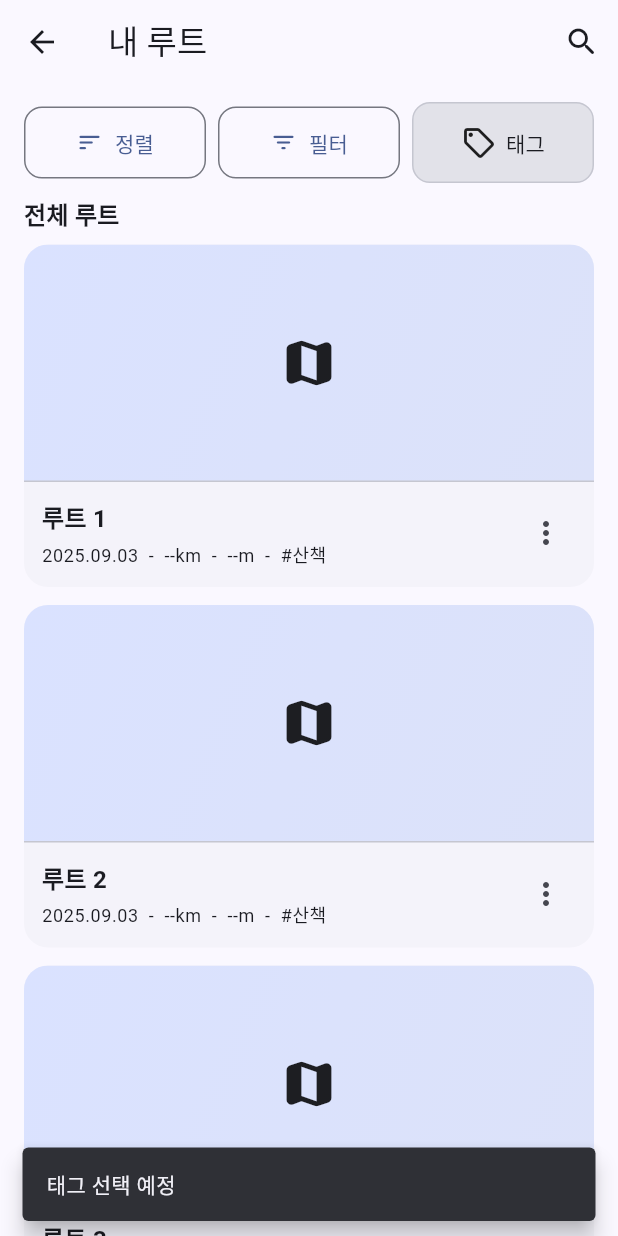
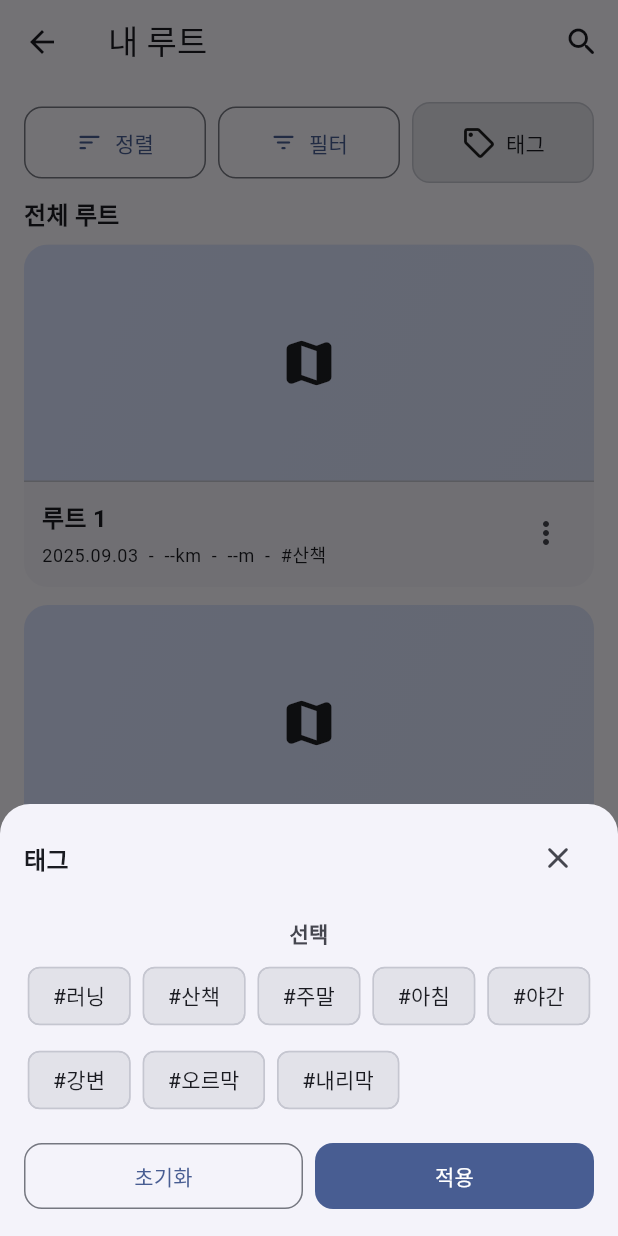
Before and after one commit to Leedoseo/RouteLog_project, a Flutter app: the RoutesListScreen screen opened directly, after a tap on "태그", on a phone screen of 412 x 824 dp. Run offline on Flutter 3.47's test engine with Material 3 defaults, Android fonts, the phone set to English and light mode, and no system bars.

Commit message:
route_filter_sheet 기능 분리(filter, sort, tag) - tag 부분 구현

```diff
--- /dev/null
+++ b/lib/features/routes/route_tag_sheet.dart
@@ -0,0 +1,102 @@
+import 'package:flutter/material.dart';
+import 'package:routelog_project/features/routes/widgets/tag_selector.dart';
+import 'package:routelog_project/features/routes/widgets/filter_section_title.dart';
+
+
+/// 태그 전용 바텀시트 (목업)
+Future<void> showRouteTagSheet(
+  BuildContext context, {
+List<String>? availableTags,
+Set<String>? initialSelectedTags,
+}) {
+  return showModalBottomSheet(
+    context: context,
+    useSafeArea: true,
+    isScrollControlled: true,
+    shape: const RoundedRectangleBorder(
+      borderRadius: BorderRadius.vertical(top: Radius.circular(20)),
+    ),
+    builder: (sheetCtx) {
+      final tags = availableTags ??
+          const ["러닝", "산책", "주말", "아침", "야간", "강변", "오르막", "내리막"];
+
+      final selected = {...(initialSelectedTags ?? const <String>{})};
+
+      void snack(String m) => ScaffoldMessenger.of(sheetCtx).showSnackBar(SnackBar(content: Text(m)));
+
+      return StatefulBuilder(
+        builder: (ctx, setState) {
+          final bottom = MediaQuery.of(ctx).viewInsets.bottom;
+
+          return Padding(
+            padding: EdgeInsets.only(bottom: bottom),
+            child: SingleChildScrollView(
+              padding: const EdgeInsets.fromLTRB(16, 12, 16, 16),
+              child: Column(
+                mainAxisSize: MainAxisSize.min,
+                children: [
+                  Row(
+                    children: [
+                      Text(
+                        "태그",
+                        style: Theme.of(ctx).textTheme.titleMedium?.copyWith(
+                          fontWeight: FontWeight.w700,
+                        ),
+                      ),
+                      const Spacer(),
+                      IconButton(
+                        tooltip: "닫기",
+                        icon: const Icon(Icons.close_rounded),
+                        onPressed: () => Navigator.of(ctx).pop(),
+                      ),
+                    ],
+                  ),
+                  const SizedBox(height: 8),
+
+                  const FilterSectionTitle("선택"),
+                  TagSelector(
+                    tags: tags,
+                    selected: selected,
+                    onToggle: (t) {
+                      setState(() {
+                        selected.contains(t) ? selected.remove(t) : selected.add(t);
+                      });
+                    },
+                  ),
+
+                  const SizedBox(height: 16),
+                  Row(
+                    children: [
+                      Expanded(
+                        child: OutlinedButton(
+                          onPressed: () => setState(selected.clear),
+                          child: const Padding(
+                            padding: EdgeInsets.symmetric(vertical: 12),
+                            child: Text("초기화"),
+                          ),
+                        ),
+                      ),
+                      const SizedBox(width: 8),
+                      Expanded(
+                        child: FilledButton(
+                          onPressed: () {
+                            snack("태그 적용(목업) ${selected.join(', ')}");
+                            Navigator.of(ctx).pop();
+                          },
+                          child: const Padding(
+                            padding: EdgeInsets.symmetric(vertical: 12),
+                            child: Text("적용"),
+                          ),
+                        ),
+                      ),
+                    ],
+                  ),
+                ],
+              ),
+            ),
+          );
+        },
+      );
+    }
+  );
+}
--- a/lib/features/routes/routes_list_screen.dart
+++ b/lib/features/routes/routes_list_screen.dart
@@ -2,6 +2,9 @@ import 'package:flutter/material.dart';
 import 'package:routelog_project/features/routes/route_detail_screen.dart';
 import 'package:routelog_project/features/search/search_screen.dart';
 import 'package:routelog_project/features/routes/widgets/widgets.dart';
+import 'package:routelog_project/features/routes/route_sort_sheet.dart';
+import 'package:routelog_project/features/routes/route_filter_sheet.dart';
+import 'package:routelog_project/features/routes/route_tag_sheet.dart';
 import 'package:routelog_project/core/widgets/widgets.dart';
 
 class RoutesListScreen extends StatelessWidget {
@@ -33,9 +36,9 @@ class RoutesListScreen extends StatelessWidget {
             child: Padding(
               padding: const EdgeInsets.fromLTRB(16, 12, 16, 8),
               child: RoutesFilterBar(
-                onSortTap: () => _notImplemented(context, "정렬 바텀시트 예정"),
-                onFilterTap: () => _notImplemented(context, "필터 바텀시트 예정"),
-                onTagTap: () => _notImplemented(context, "태그 선택 예정"),
+                onSortTap: () => showRouteSortSheet(context, initialSort: "latest"),
+                onFilterTap: () => showRouteFilterSheet(context),
+                onTagTap: () => showRouteTagSheet(context),
               ),
             ),
           ),
```
